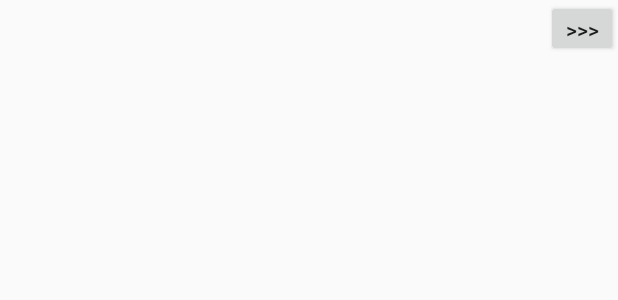
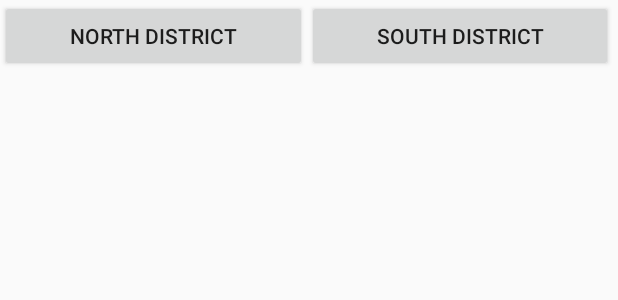
Before and after one commit to Blackout76/Cab-Rel, an Android app: the layout activity_main.xml on its own in the app's theme, with its tools: preview values and no code run, on a phone screen of 412 x 824 dp. Shown: the top 300 px of the screen. Run offline under Robolectric (Android 15) with nearby library versions, the phone set to English and light mode, and no system bars.

Commit message:
Add button to switch district and change vertices color

```diff
--- a/Clients/Tablet/GNE/app/src/main/java/com/example/blackout/gne/Map/MapManager.java
+++ b/Clients/Tablet/GNE/app/src/main/java/com/example/blackout/gne/Map/MapManager.java
@@ -28,6 +28,7 @@ public class MapManager extends Observable {
 		}
 		Log.i("MAP", "map generated !");
 		MainActivity.ihm.loadRender("Quartier Sud");
+
 	}
 
 
--- a/Clients/Tablet/GNE/app/src/main/java/com/example/blackout/gne/render/RenderArea.java
+++ b/Clients/Tablet/GNE/app/src/main/java/com/example/blackout/gne/render/RenderArea.java
@@ -59,8 +59,8 @@ public class RenderArea  {
 	}
 
     private void renderTaxis(int scale_x, int scale_y, MapArea mapArea)
-    {
-        this.renderTaxi=new RenderTaxi();
+    {   boolean isfree=true;
+        this.renderTaxi=new RenderTaxi(isfree);
 
 
     }
--- a/Clients/Tablet/GNE/app/src/main/java/com/example/blackout/gne/render/RenderCabRequest.java
+++ b/Clients/Tablet/GNE/app/src/main/java/com/example/blackout/gne/render/RenderCabRequest.java
@@ -12,6 +12,8 @@ import java.util.Observer;
 public class RenderCabRequest {
 
     private CPoint position;
+
+
 
     public RenderCabRequest(CPoint position){
         this.position = new CPoint(position);
--- a/Clients/Tablet/GNE/app/src/main/java/com/example/blackout/gne/render/RenderStreet.java
+++ b/Clients/Tablet/GNE/app/src/main/java/com/example/blackout/gne/render/RenderStreet.java
@@ -1,6 +1,7 @@
 package com.example.blackout.gne.render;
 
 import android.graphics.Canvas;
+import android.graphics.Color;
 import android.graphics.Paint;
 import android.graphics.Point;
 
@@ -29,7 +30,8 @@ public class RenderStreet{
 	public void render(Canvas canvas) {
 
 		Paint paint=new Paint();
-        paint.setStrokeWidth(4.0f);
+        paint.setStrokeWidth(10.0f);
+		paint.setColor(Color.DKGRAY);
         canvas.drawLine(pts[0].x, pts[0].y, pts[1].x, pts[1].y,paint );
 
 
--- a/Clients/Tablet/GNE/app/src/main/res/layout/activity_main.xml
+++ b/Clients/Tablet/GNE/app/src/main/res/layout/activity_main.xml
@@ -1,4 +1,6 @@
 <?xml version="1.0" encoding="utf-8"?>
+
+
 <LinearLayout
     android:orientation="vertical"
     xmlns:android="http://schemas.android.com/apk/res/android"
@@ -8,14 +10,31 @@
     tools:context=".MainActivity">
 
 
-    <Button
-        style="?android:attr/buttonStyleSmall"
-        android:layout_width="wrap_content"
-        android:layout_height="38dp"
-        android:text=">>>"
-        android:id="@+id/button"
-        android:layout_gravity="right"
-        android:height="40dp" />
+    <TableRow
+        android:layout_width="match_parent"
+        android:layout_height="wrap_content"
+        android:layout_gravity="center_horizontal"
+        android:weightSum="1">
+
+        <Button
+            style="?android:attr/buttonStyleSmall"
+            android:layout_width="wrap_content"
+            android:layout_height="wrap_content"
+            android:text="North district"
+            android:id="@+id/button"
+            android:height="40dp"
+            android:layout_weight="0.49" />
+
+        <Button
+            style="?android:attr/buttonStyleSmall"
+            android:layout_width="wrap_content"
+            android:layout_height="wrap_content"
+            android:text="South district"
+            android:id="@+id/button2"
+            android:height="40dp"
+            android:layout_weight="0.49" />
+
+    </TableRow>
 
     <com.example.blackout.gne.render.RenderView android:id="@+id/renderView"
         android:layout_width="match_parent"
```
Also changed, not shown: Clients/Tablet/GNE/app/src/main/java/com/example/blackout/gne/MainActivity.java (+10 -2 lines), Clients/Tablet/GNE/app/src/main/java/com/example/blackout/gne/render/RenderTaxi.java (+10 -2 lines), Clients/Tablet/GNE/app/src/main/java/com/example/blackout/gne/render/RenderVertice.java (+5 -6 lines).
